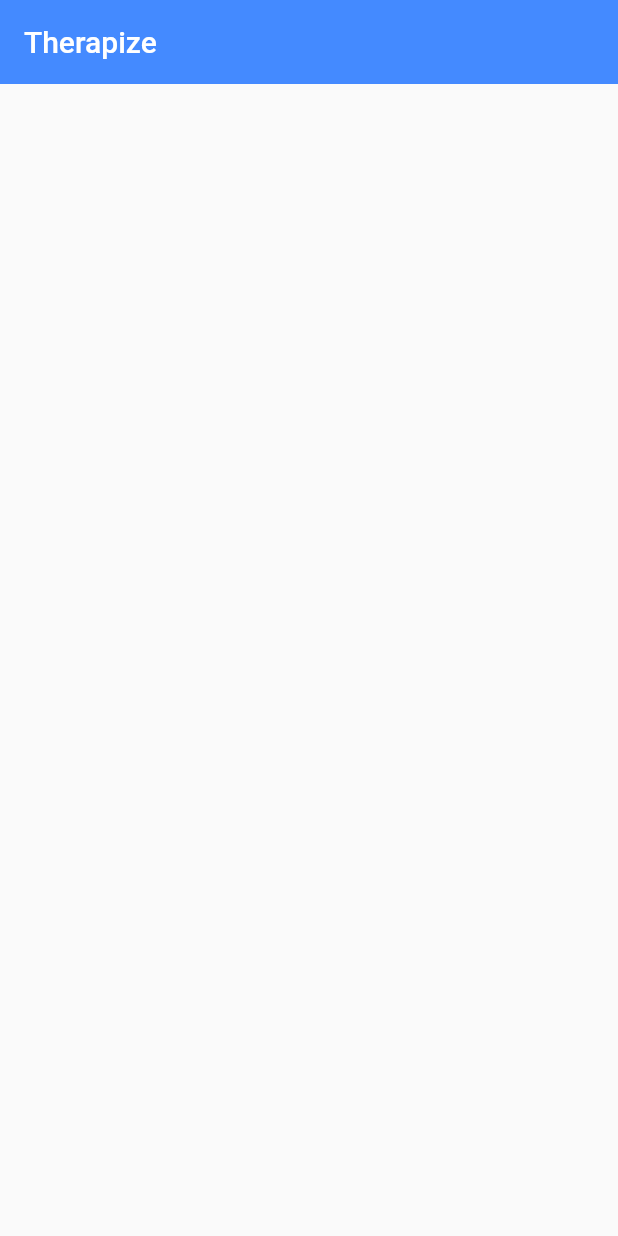
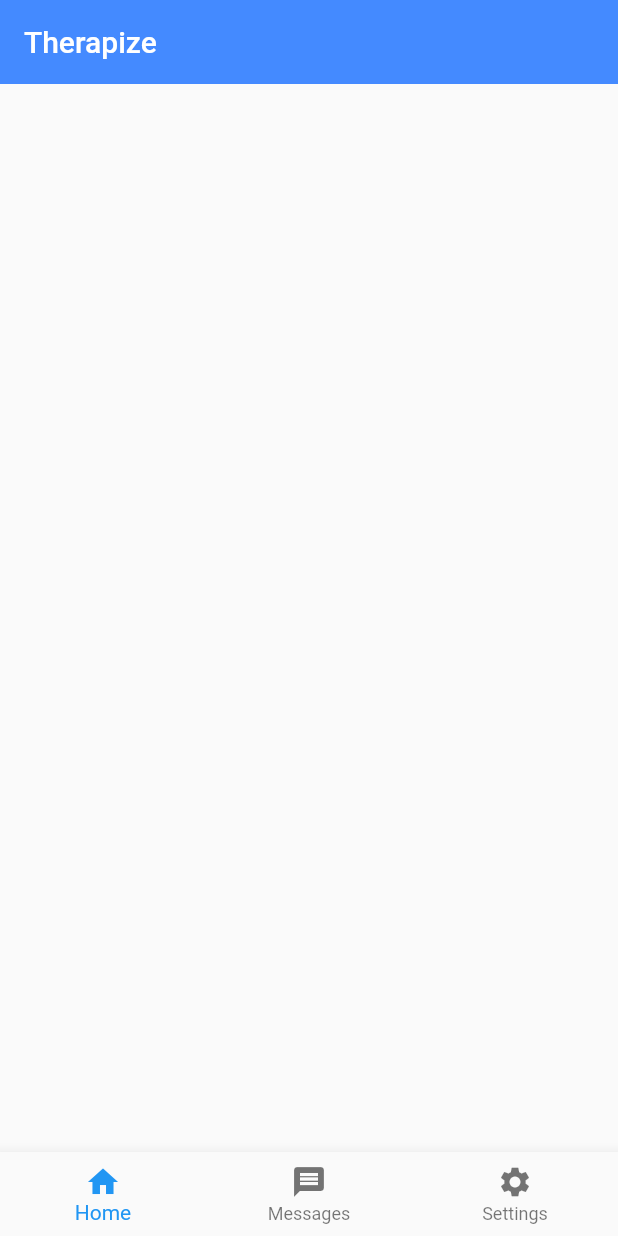
Before and after one commit to samohi-hacking-team/therapize, a Flutter app: the screen it shows after launch, on a phone screen of 412 x 824 dp. Run offline on Flutter 3.47's test engine with Material 2 defaults, Android fonts, the phone set to English and light mode, and no system bars.

Commit message:
started home page

```diff
--- a/lib/components/platform_widgets/platform_tab_scaffold.dart
+++ b/lib/components/platform_widgets/platform_tab_scaffold.dart
@@ -4,22 +4,44 @@ import 'package:therapize/components/platform_widgets/platform_app_bar.dart';
 import 'package:therapize/components/platform_widgets/platform_widget.dart';
 import 'package:therapize/global/colors.dart';
 
-class PlatformScaffold extends PlatformWidget {
+class PlatformTabScaffold extends StatefulWidget {
   final Widget Function(BuildContext, int) tabBuilder;
   final List<BottomNavigationBarItem> navItems;
 
-  PlatformScaffold({@required this.tabBuilder, @required this.navItems});
+  PlatformTabScaffold({@required this.tabBuilder, @required this.navItems});
+  @override
+  _PlatformTabScaffoldState createState() => _PlatformTabScaffoldState();
+}
+
+class _PlatformTabScaffoldState extends State<PlatformTabScaffold> {
+  int index;
+
+  @override
+  void initState() {
+    super.initState();
+    index = 0;
+
+  }
   @override
   Widget build(BuildContext context) {
     return PlatformWidget(
       iOS: CupertinoTabScaffold(
-        tabBuilder: this.tabBuilder,
-         tabBar: CupertinoTabBar(
-          items: this.navItems,
+        tabBuilder: widget.tabBuilder,
+        tabBar: CupertinoTabBar(
+          items: widget.navItems,
         ),
       ),
-      android: (
-
+      android: Scaffold(
+        body: widget.tabBuilder(context, this.index),
+        bottomNavigationBar: BottomNavigationBar(
+          items: widget.navItems,
+          onTap: (index){
+            setState(() {
+              this.index = index;
+            });
+          },
+        ),
+      ),
     );
   }
 }
--- a/lib/main.dart
+++ b/lib/main.dart
@@ -2,7 +2,7 @@ import 'package:flutter/cupertino.dart';
 import 'package:flutter/material.dart';
 import 'package:therapize/components/platform_widgets/platform_app.dart';
 import 'package:therapize/global/colors.dart';
-import 'package:therapize/pages/homepage.dart';
+import 'package:therapize/pages/homepage_router.dart';
 
 void main() {
   runApp(MyApp());
@@ -14,7 +14,7 @@ class MyApp extends StatelessWidget {
   Widget build(BuildContext context) {
     return PlatformApp(
       title: "Therapize",
-      home: HomePage(),
+      home: HomePageRouter(),
       materialLightTheme: ThemeData(
         primaryColor: AppTheme.baseColor,
       ),
--- a/lib/pages/homepage.dart
+++ b/lib/pages/homepage.dart
@@ -1,20 +1,14 @@
 import 'package:flutter/material.dart';
-import 'package:flutter/widgets.dart';
-import 'package:therapize/components/platform_widgets/platform_scaffold.dart';
+import 'package:flutter/cupertino.dart';
 import 'package:therapize/components/platform_widgets/platform_sliver_app_bar.dart';
 
 class HomePage extends StatelessWidget {
   @override
   Widget build(BuildContext context) {
-    return PlatformScaffold(
-      body: CustomScrollView(
-        slivers: [
-          PlatformSliverAppBar(
-            title: "Therapize",
-          ),
-
-        ],
-      ),
+    return CustomScrollView(
+      slivers: [
+        PlatformSliverAppBar(title: "Therapize")
+      ],
     );
   }
 }
--- /dev/null
+++ b/lib/pages/homepage_router.dart
@@ -0,0 +1,54 @@
+import 'package:flutter/cupertino.dart';
+import 'package:flutter/material.dart';
+import 'package:flutter/widgets.dart';
+
+import 'package:therapize/components/platform_widgets/platform_tab_scaffold.dart';
+import 'package:therapize/pages/homepage.dart';
+
+class HomePageRouter extends StatelessWidget {
+  @override
+  Widget build(BuildContext context) {
+    return PlatformTabScaffold(
+      navItems: [
+        BottomNavigationBarItem(
+          icon: Icon(
+            Icons.home,
+          ),
+          title: Text(
+            "Home",
+          ),
+        ),
+        BottomNavigationBarItem(
+          icon: Icon(Icons.message),
+          title: Text(
+            "Messages",
+          ),
+        ),
+        BottomNavigationBarItem(
+          icon: Icon(
+            Icons.settings,
+          ),
+          title: Text(
+            "Settings",
+          ),
+        ),
+      ],
+      tabBuilder: (BuildContext context, int index) {
+        switch (index) {
+          case 0:
+            return HomePage();
+          case 1:
+            return Container(
+              color: Colors.blue,
+            );
+          case 2:
+            return Container(
+              color: Colors.orange,
+            );
+          default:
+            return Container();
+        }
+      },
+    );
+  }
+}
```
